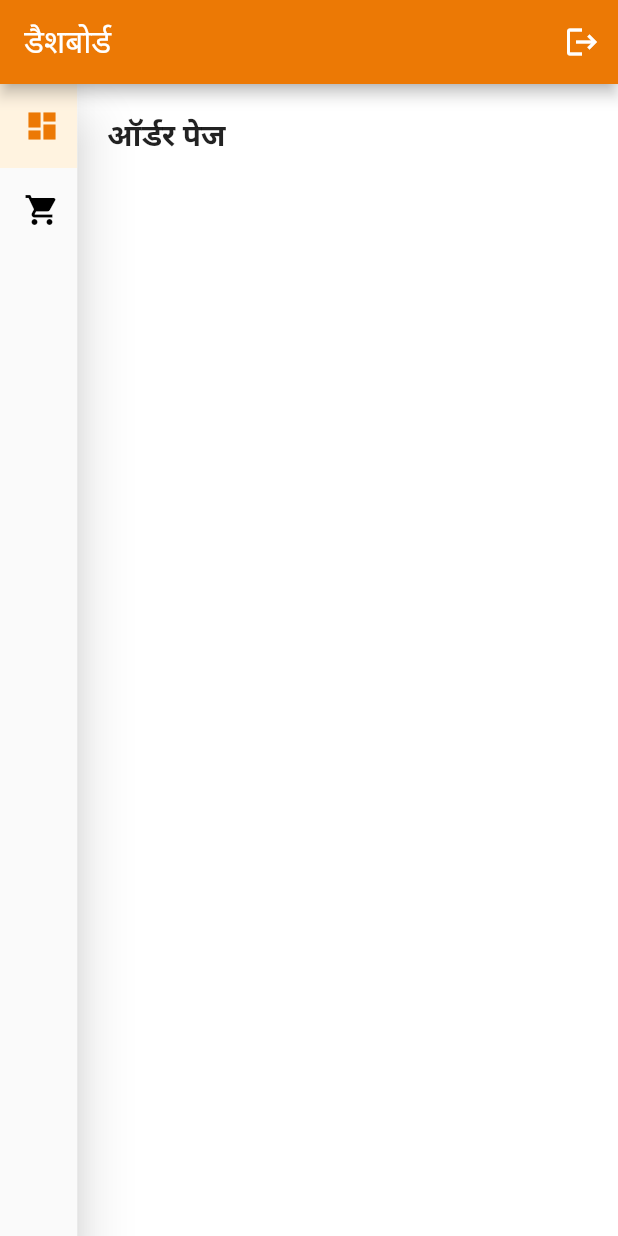
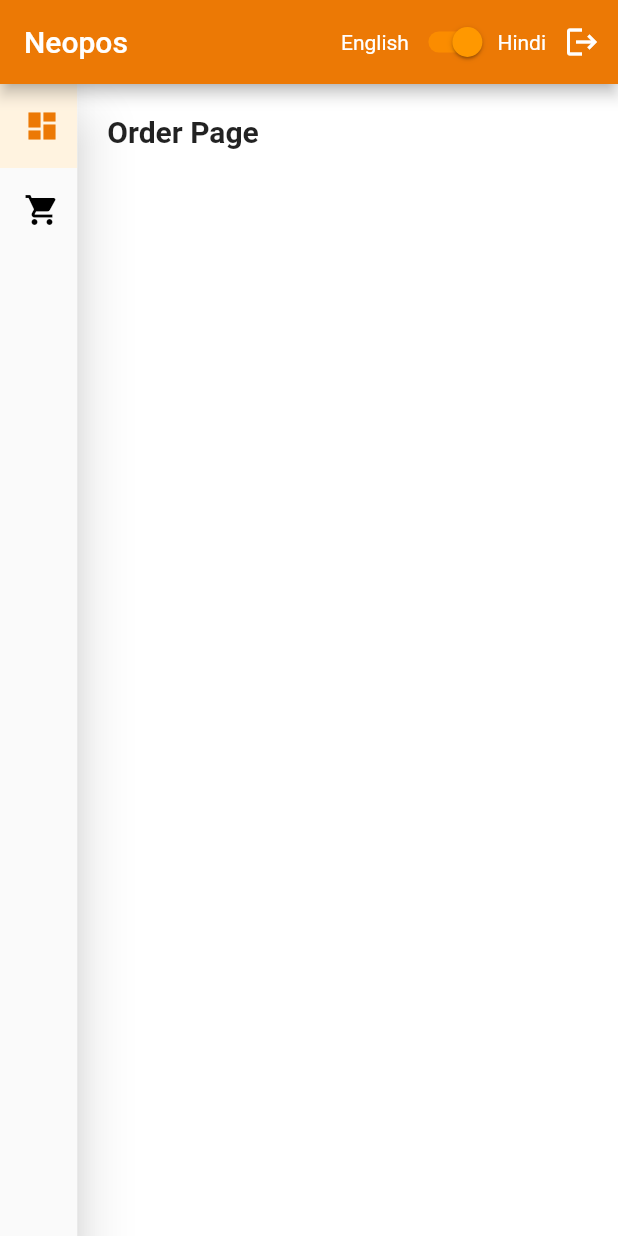
Before and after one commit to Abhu2002/neoPOS, a Flutter app: the DashboardPage screen opened by its route, on a phone screen of 412 x 824 dp. Run offline on Flutter 3.47's test engine with Material 2 defaults, Android fonts, the phone set to English and light mode, and no system bars; our stand-ins replace bloc, cached_network_image, cloud_firestore, easy_sidemenu, equatable, firebase_core and 9 more; missing offline and left inert: dart:js_interop; accounts and stored records are empty; generated files the repository leaves out were written again.

Commit message:
Localization Toogle done

```diff
--- a/lib/main.dart
+++ b/lib/main.dart
@@ -6,6 +6,8 @@ import 'package:neopos/screens/category/category_operation/create_operation/crea
 import 'package:neopos/screens/category/category_operation/delete_operation/delete_bloc.dart';
 import 'package:neopos/screens/category/category_operation/update_operation/category_update_bloc.dart';
 import 'package:neopos/screens/category/category_page/read_category_bloc.dart';
+import 'package:neopos/screens/dashboard/Localization%20bloc/localization_bloc.dart';
+
 import 'package:neopos/screens/dashboard/dashboard_page.dart';
 import 'package:neopos/screens/dashboard/side_menu_bloc.dart';
 import 'package:neopos/screens/login/login_bloc.dart';
@@ -46,8 +48,20 @@ Future<void> main() async {
   runApp(const MyApp());
 }
 
-class MyApp extends StatelessWidget {
+class MyApp extends StatefulWidget {
   const MyApp({Key? key}) : super(key: key);
+
+  @override
+  State<MyApp> createState() => _MyAppState();
+}
+
+class _MyAppState extends State<MyApp> {
+  String lan = LocalPreference.getLang() ?? "en";
+  void setLan(val) {
+    setState(() {
+      lan = val;
+    });
+  }
 
   // This widget is the root of your application.
   @override
@@ -95,10 +109,15 @@ class MyApp extends StatelessWidget {
         BlocProvider(create: (_) => SalesDashboardBloc()),
         BlocProvider(create: (_) => GraphDashboardBloc()),
 
-        // Bloc for Side Menu
+        // Bloc for Sidebar
         BlocProvider(create: (_) => SideMenuBloc()),
+
+        // Bloc for Localization
+        BlocProvider(create: (_) => LocalizationBloc()),
       ],
-      child: MaterialApp(
+      child: BlocBuilder<LocalizationBloc, LocalizationState>(
+        builder: (context, state) {
+          return MaterialApp(
             debugShowCheckedModeBanner: false,
             theme: ThemeData(
                 primarySwatch: AppColors.primarySwatch,
@@ -110,13 +129,15 @@ class MyApp extends StatelessWidget {
             onGenerateRoute: AppRouter.generateRoute,
             // setting up localization
             supportedLocales: L10n.all,
-        locale: Locale(LocalPreference.getLang() ?? "hi"),
+            locale: Locale((state is localInitial) ? state.lann : "en"),
             localizationsDelegates: [
               AppLocalizations.delegate,
               AppLocalizations.localizationsDelegates[1],
               AppLocalizations.localizationsDelegates[2],
               AppLocalizations.localizationsDelegates[3],
             ],
+          );
+        },
       ),
     );
   }
--- /dev/null
+++ b/lib/screens/dashboard/Localization bloc/localization_event.dart
@@ -0,0 +1,15 @@
+part of 'localization_bloc.dart';
+
+abstract class LocalizationEvent extends Equatable {
+  const LocalizationEvent();
+
+  @override
+  List<Object> get props => [];
+}
+
+class changelanevent extends LocalizationEvent {
+  final String lan;
+  const changelanevent(this.lan);
+  @override
+  List<Object> get props => [lan];
+}
--- /dev/null
+++ b/lib/screens/dashboard/Localization bloc/localization_state.dart
@@ -0,0 +1,17 @@
+part of 'localization_bloc.dart';
+
+sealed class LocalizationState extends Equatable {
+  const LocalizationState();
+
+  @override
+  List<Object> get props => [];
+}
+
+final class LocalizationInitial extends LocalizationState {}
+
+final class localInitial extends LocalizationState {
+  String lann = LocalPreference.getLang()!;
+  localInitial(this.lann);
+  @override
+  List<Object> get props => [lann];
+}
--- a/lib/screens/dashboard/dashboard_page.dart
+++ b/lib/screens/dashboard/dashboard_page.dart
@@ -1,9 +1,11 @@
 import 'package:easy_sidemenu/easy_sidemenu.dart';
 import 'package:flutter/material.dart';
+import 'package:flutter_bloc/flutter_bloc.dart';
 import 'package:neopos/screens/dashboard/side_menu.dart';
 import 'package:neopos/screens/login/login_bloc.dart';
 
 import 'package:neopos/screens/products/products_page/read_products_page.dart';
+import '../../main.dart';
 import '../../navigation/route_paths.dart';
 import '../../utils/sharedpref/sharedpreference.dart';
 import '../order history/order_history_page.dart';
@@ -13,6 +15,8 @@ import '../table/table_page/table_page.dart';
 import '../category/category_page/read_category_page.dart';
 import '../users/user_page/read_user_page.dart';
 import 'package:flutter_gen/gen_l10n/app_localizations.dart';
+
+import 'Localization bloc/localization_bloc.dart';
 
 class DashboardPage extends StatefulWidget {
   PageController pageController = PageController();
@@ -54,8 +58,38 @@ class _DashboardPage extends State<DashboardPage> {
       child: Scaffold(
           appBar: AppBar(
             automaticallyImplyLeading: false,
-            title: Text(AppLocalizations.of(context)!.dashboard_title),
+            title: Text(AppLocalizations.of(context)!.project_title),
             actions: [
+              Row(
+                children: [
+                  const Text("English"),
+                  Switch(
+                    onChanged: (value) {
+                      if ((LocalPreference.getLang() == "en")) {
+                        setState(() {
+                          LocalPreference.setLang("hi");
+                          isSwitched = true;
+                        });
+                        BlocProvider.of<LocalizationBloc>(context)
+                            .add(const changelanevent("hi"));
+                      } else if (LocalPreference.getLang() == "hi") {
+                        setState(() {
+                          //   LocalPreference.setLang("en");
+                          isSwitched = false;
+                        });
+                        BlocProvider.of<LocalizationBloc>(context)
+                            .add(const changelanevent("en"));
+                      }
+                    },
+                    value: isSwitched,
+                    activeColor: Colors.orange,
+                    activeTrackColor: Colors.orange.shade600,
+                    inactiveThumbColor: Colors.white,
+                    inactiveTrackColor: Colors.white,
+                  ),
+                  const Text("Hindi")
+                ],
+              ),
               IconButton(
                   onPressed: () async {
                     LocalPreference.clearAllPreference();
--- a/lib/screens/dashboard/side_menu_event.dart
+++ b/lib/screens/dashboard/side_menu_event.dart
@@ -1,8 +1,4 @@
 part of 'side_menu_bloc.dart';
-
-
-
-
 
 sealed class SideMenuEvent extends Equatable {
   const SideMenuEvent();
--- a/lib/screens/order page/order_menu_page/total_order_checkout.dart
+++ b/lib/screens/order page/order_menu_page/total_order_checkout.dart
@@ -97,7 +97,7 @@ class _TotalOrderCheckoutState extends State<TotalOrderCheckout> {
             mainAxisSize: MainAxisSize.max,
             children: [
               SizedBox(
-                height: MediaQuery.of(context).size.height * 0.5,
+                height: MediaQuery.of(context).size.height * 0.55,
                 child: ListView.builder(
                   itemCount: widget.products.length,
                   itemBuilder: (context, index) {
@@ -136,7 +136,7 @@ class _TotalOrderCheckoutState extends State<TotalOrderCheckout> {
                                         DecreaseQuantityEvent(
                                             index,
                                             widget.data['Id'].toString(),
-                                            int.parse(productquantity) - 1),
+                                            int.parse(product.quantity) - 1),
                                       );
                                     }
                                   },
@@ -182,7 +182,7 @@ class _TotalOrderCheckoutState extends State<TotalOrderCheckout> {
                 ),
               ),
               Container(
-                height: MediaQuery.of(context).size.height * 0.32,
+                height: MediaQuery.of(context).size.height * 0.27,
                 decoration: BoxDecoration(
                     color: Colors.blue.shade50,
                     borderRadius: const BorderRadius.all(Radius.circular(20))),
```
Also changed, not shown: lib/screens/dashboard/Localization bloc/localization_bloc.dart (added, +20 -0 lines). Lines whose indentation alone changed are shown as unchanged.
